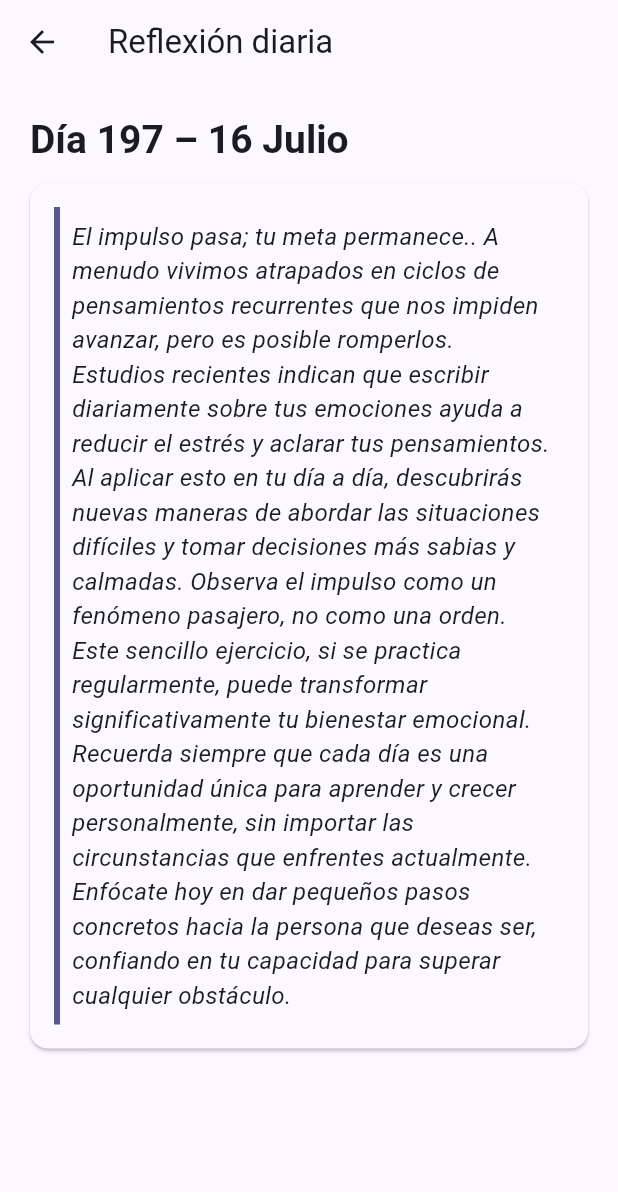
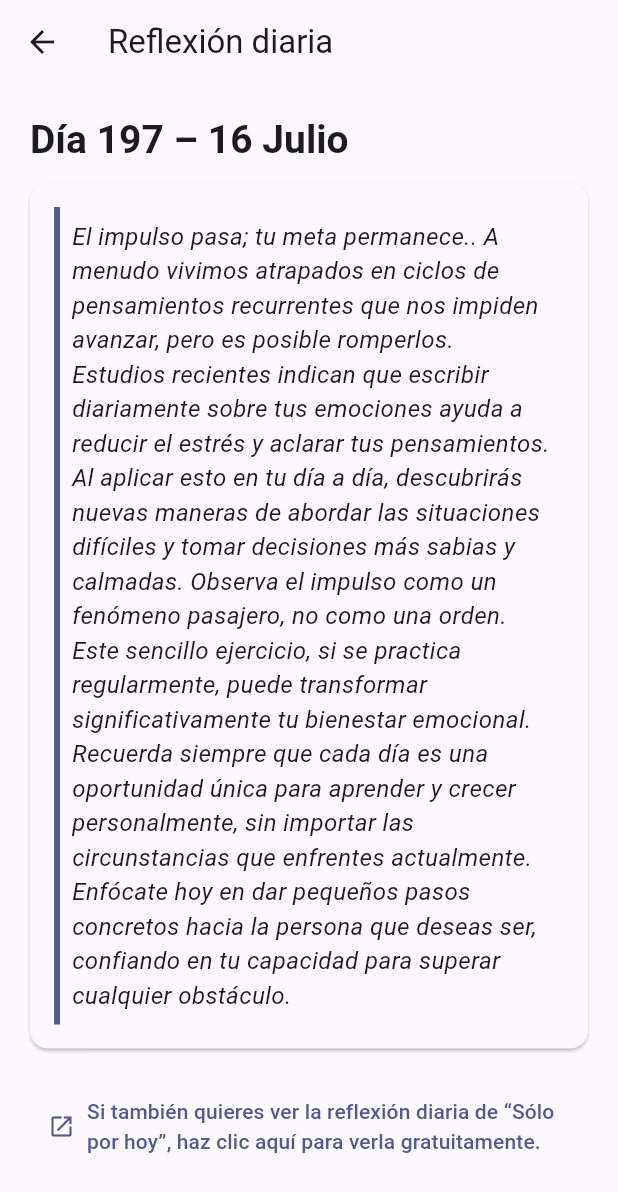
Before and after one commit to javiercamaraezquerra/Undiamas, a Flutter app: the ReflectionScreen screen opened directly, on a phone screen of 412 x 824 dp. Shown: the top 1192 px of the screen. Run offline on Flutter 3.47's test engine with Material 3 defaults, Android fonts, the phone set to English and light mode, and no system bars; drawn by our look-alikes of flutter_markdown; our stand-ins replace fl_chart, flutter_local_notifications, flutter_secure_storage, google_mobile_ads, google_sign_in, hive and 4 more; missing offline and left inert: googleapis; accounts and stored records are empty.

Commit message:
Update reflection_screen.dart

```diff
--- a/lib/screens/reflection_screen.dart
+++ b/lib/screens/reflection_screen.dart
@@ -1,10 +1,12 @@
+import 'dart:async';
 import 'dart:convert';
 import 'dart:developer' as dev;
-import 'dart:async';
+
 import 'package:flutter/material.dart';
 import 'package:flutter/services.dart' show rootBundle;
 import 'package:flutter_markdown/flutter_markdown.dart';
 import 'package:intl/intl.dart';
+import 'package:url_launcher/url_launcher.dart';
 
 /// Muestra la reflexión del día o la indicada por [dayIndex] (0‑364).
 class ReflectionScreen extends StatefulWidget {
@@ -20,8 +22,10 @@ class _ReflectionScreenState extends State<ReflectionScreen>
   String? _header;
   String? _body;
   String? _loadError;
-  late int _currentDoY;   // 1‑365
+  late int _currentDoY; // 1‑365
   Timer? _midnightTimer;
+
+  static const _soloPorHoyUrl = 'https://fzla.org/principio-diario/';
 
   @override
   void initState() {
@@ -37,6 +41,7 @@ class _ReflectionScreenState extends State<ReflectionScreen>
     super.dispose();
   }
 
+  /* ───────────────── lifecycle ───────────────── */
   @override
   void didChangeAppLifecycleState(AppLifecycleState state) {
     if (state == AppLifecycleState.resumed && widget.dayIndex == null) {
@@ -45,7 +50,7 @@ class _ReflectionScreenState extends State<ReflectionScreen>
     }
   }
 
-  /* ── Cargar reflexión ── */
+  /* ───────────────── carga de datos ───────────────── */
   Future<void> _loadReflection() async {
     try {
       String raw = await rootBundle.loadString('assets/data/reflections.json');
@@ -58,11 +63,8 @@ class _ReflectionScreenState extends State<ReflectionScreen>
       final data = jsonDecode(raw) as List<dynamic>;
       if (data.length < 365) throw const FormatException('Faltan reflexiones');
 
-      if (widget.dayIndex != null) {
-        _currentDoY = widget.dayIndex! + 1;
-      } else {
-        _currentDoY = _dayOfYear(DateTime.now());
-      }
+      _currentDoY =
+          widget.dayIndex != null ? widget.dayIndex! + 1 : _dayOfYear(DateTime.now());
       final idx = (_currentDoY - 1).clamp(0, 364);
 
       final md = data[idx] as String;
@@ -93,7 +95,7 @@ class _ReflectionScreenState extends State<ReflectionScreen>
 
   int _dayOfYear(DateTime dt) => int.parse(DateFormat('D').format(dt));
 
-  /* ── UI ── */
+  /* ───────────────── UI ───────────────── */
   @override
   Widget build(BuildContext context) {
     final theme = Theme.of(context);
@@ -123,8 +125,8 @@ class _ReflectionScreenState extends State<ReflectionScreen>
             children: [
               Text(
                 _header!,
-                style: theme.textTheme.headlineMedium
-                    ?.copyWith(fontWeight: FontWeight.bold),
+                style:
+                    theme.textTheme.headlineMedium?.copyWith(fontWeight: FontWeight.bold),
               ),
               const SizedBox(height: 12),
               Card(
@@ -158,6 +160,29 @@ class _ReflectionScreenState extends State<ReflectionScreen>
                   ),
                 ),
               ),
+              const SizedBox(height: 24),
+              /* ───── enlace adicional ───── */
+              TextButton.icon(
+                icon: const Icon(Icons.open_in_new),
+                style: TextButton.styleFrom(
+                    foregroundColor: theme.colorScheme.primary),
+                onPressed: () async {
+                  final uri = Uri.parse(_soloPorHoyUrl);
+                  if (await canLaunchUrl(uri)) {
+                    await launchUrl(uri, mode: LaunchMode.externalApplication);
+                  } else {
+                    if (!mounted) return;
+                    ScaffoldMessenger.of(context).showSnackBar(const SnackBar(
+                        content:
+                            Text('No se pudo abrir el enlace, inténtalo más tarde.')));
+                  }
+                },
+                label: const Text(
+                  'Si también quieres ver la reflexión diaria de “Sólo por hoy”, '
+                  'haz clic aquí para verla gratuitamente.',
+                  textAlign: TextAlign.start,
+                ),
+              ),
             ],
           ),
         ),
```
